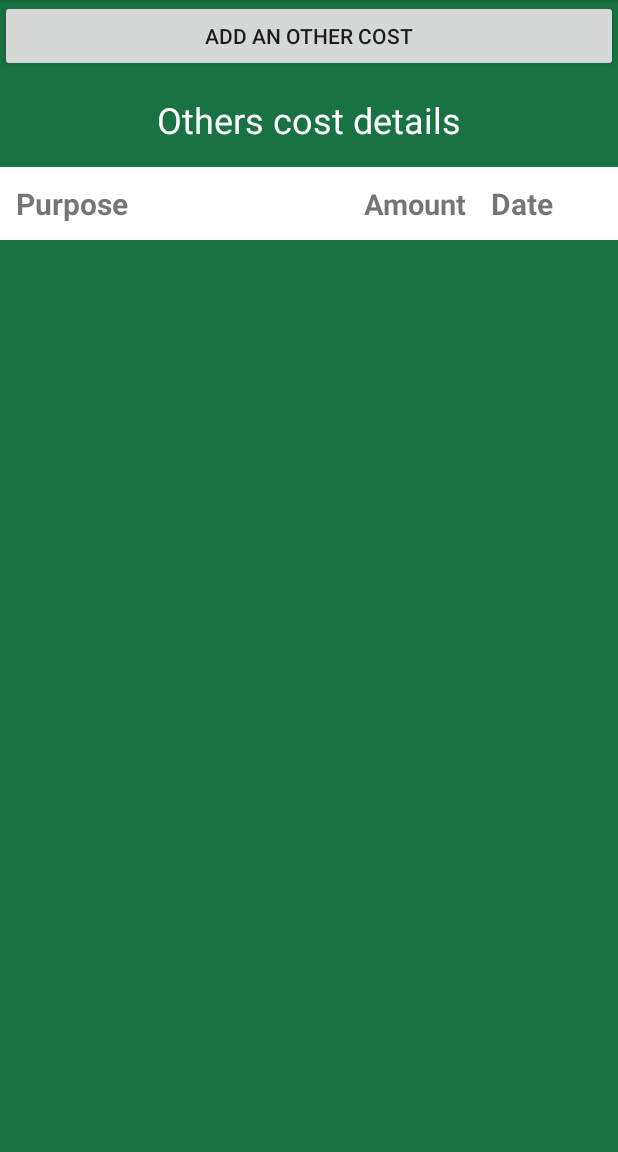
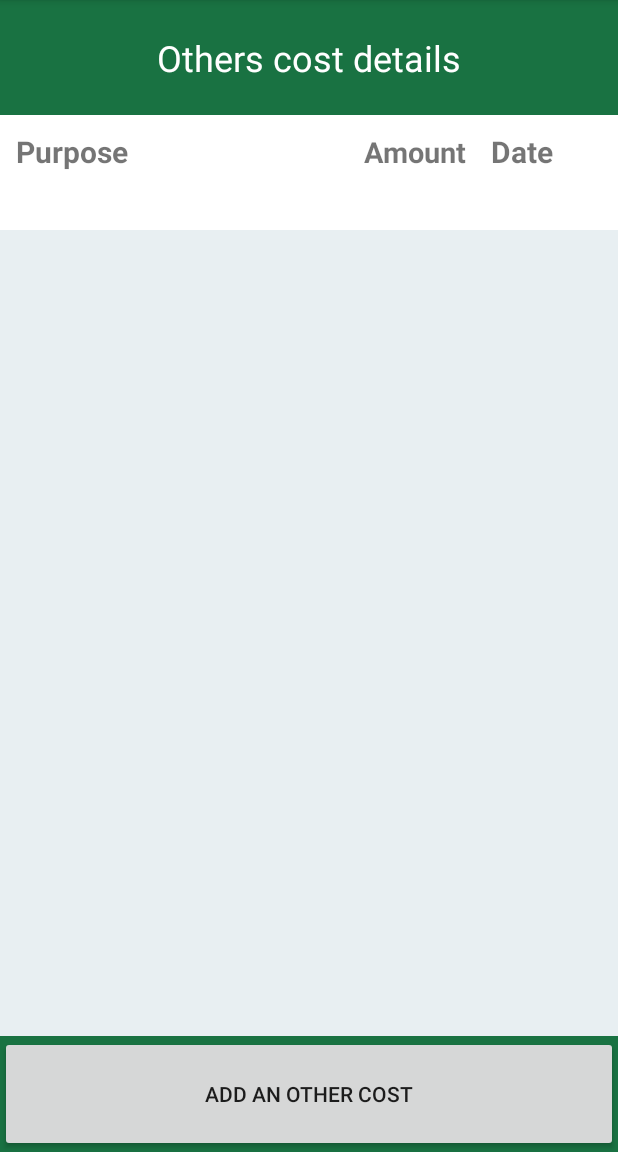
Before and after one commit to mehedisunny/hishab-nikash, an Android app: the OthersCostActivity screen opened directly, with no data from a screen before it, on a phone screen of 412 x 824 dp, the part 84-1236 px from its top. Run offline under Robolectric (Android 15) with nearby library versions, the phone set to English and light mode, and no system bars.

Commit message:
Change on Othercost Activity and DbHelper for fetching current month data

```diff
--- a/app/src/main/java/com/example/mehedi/hishabnikash/DbHelper.java
+++ b/app/src/main/java/com/example/mehedi/hishabnikash/DbHelper.java
@@ -24,6 +24,8 @@ public class DbHelper extends SQLiteOpenHelper {
     private static final String ID_TONG_DOKAN   = "_id";
     private static final String ID_VEHICLE_COST = "_id";
 
+
+    // query for table savings plan
     private static final String CREATE_TBL_SAVINGS_PLAN= "CREATE TABLE "+TBL_SAVINGS_PLAN+"(\n" +
             "   _ID INTEGER PRIMARY KEY AUTOINCREMENT,\n" +
             "   EXPECTED_AMOUNT INT NOT NULL,\n" +
@@ -32,6 +34,7 @@ public class DbHelper extends SQLiteOpenHelper {
             "   YEAR INT\n" +
             ");";
 
+    // query for table others cost
     private static final String CREATE_TBL_OTHERS_COST = "CREATE TABLE "+TBL_OTHERS_COST+"(\n" +
             "   _ID INTEGER PRIMARY KEY AUTOINCREMENT,\n" +
             "   PURPOSE VARCHAR(255) NOT NULL,\n" +
@@ -41,6 +44,8 @@ public class DbHelper extends SQLiteOpenHelper {
             "   YEAR INT\n" +
             ");";
 
+
+    // query for table tong dokan
     private static final String CREATE_TBL_TONG_DOKAN = "CREATE TABLE "+TBL_TONG_DOKAN+"(\n" +
             "   _ID INTEGER PRIMARY KEY AUTOINCREMENT,\n" +
             "   AMOUNT INT NOT NULL,\n" +
@@ -49,6 +54,7 @@ public class DbHelper extends SQLiteOpenHelper {
             "   YEAR INT\n" +
             ");";
 
+    // query for table vehicle cost
     private static final String CREATE_TBL_VEHICLE_COST = "CREATE TABLE "+TBL_VEHICLE_COST+"(\n" +
             "   _ID INTEGER PRIMARY KEY AUTOINCREMENT,\n" +
             "   START_POINT VARCHAR(100) NOT NULL,\n" +
@@ -61,6 +67,7 @@ public class DbHelper extends SQLiteOpenHelper {
             ");";
 
 
+    // class constructor
     public DbHelper(Context context) {
         super(context, DB_NAME, null, DB_VERSION);
 
@@ -85,6 +92,11 @@ public class DbHelper extends SQLiteOpenHelper {
         onCreate(sqLiteDatabase);
     }
 
+    /*
+    * this method is responsible for adding savings plan in the database
+    * @param SavingsPlanHolder object
+    * @return long (last inserted id)
+    * */
     public long addSavingsPlan (SavingsPlanHolder savingsPlanHolder) {
         SQLiteDatabase db = this.getWritableDatabase();
 
@@ -98,6 +110,11 @@ public class DbHelper extends SQLiteOpenHelper {
         return insertedID;
     }
 
+    /*
+    * this method is responsible for checking if already a savings plan has enrolled for the current month
+    * @param month(int), year(int)
+    * @return Cursor object (single row)
+    * */
     public Cursor checkSavingsPlan (int month, int year) {
         SQLiteDatabase db = this.getWritableDatabase();
 
@@ -105,12 +122,22 @@ public class DbHelper extends SQLiteOpenHelper {
         return cursor;
     }
 
+    /*
+    *  this method is responsible for fetching all the savings plan from the database
+    *  @param void
+    *  @return Cursor object (all the row in descending order)
+    * */
     public Cursor getAllSavingsPlan () {
         SQLiteDatabase db = this.getWritableDatabase();
         Cursor cursor = db.query(TBL_SAVINGS_PLAN, null, null,null,null,null, "_ID DESC");
         return cursor;
     }
 
+    /*
+    * this method is responsible for updating existing entry for the current month
+    * @param SavingsPlanHolder object
+    * @return void (just updating an existing row)
+    * */
     public void updateSavingsPlan (SavingsPlanHolder savingsPlanHolder) {
         SQLiteDatabase db = this.getWritableDatabase();
         ContentValues contentValues = new ContentValues();
@@ -119,6 +146,11 @@ public class DbHelper extends SQLiteOpenHelper {
         db.update(TBL_SAVINGS_PLAN, contentValues, "MONTH = ? AND YEAR = ?", new String[] {savingsPlanHolder.getMonth()+"", savingsPlanHolder.getYear()+""});
     }
 
+    /*
+    * this method is responsible for storing other cost in the database
+    * @param OtherCostHolder object
+    * @return long (the last inserted id)
+    * */
     public long addOtherCost (OtherCostHolder otherCostHolder) {
         SQLiteDatabase db = this.getWritableDatabase();
         ContentValues contentValues = new ContentValues();
@@ -132,11 +164,16 @@ public class DbHelper extends SQLiteOpenHelper {
         return id;
     }
 
-    public ArrayList<OtherCostHolder> getAllOthersCost() {
+    /*
+     * this method is responsible for fetching all the results for the current month
+     * @param currentMonth(int), currentYear(int)
+     * @return ArrayList<OtherCostHolder> object (cost list);
+     * */
+    public ArrayList<OtherCostHolder> getAllOthersCost(int currentMonth, int currentYear) {
         ArrayList<OtherCostHolder> costList = new ArrayList<>();
 
         SQLiteDatabase db = this.getWritableDatabase();
-        Cursor cursor = db.query(TBL_OTHERS_COST, null, null,null,null,null, "_ID DESC");
+        Cursor cursor = db.query(TBL_OTHERS_COST, null, "MONTH = ? AND YEAR = ?",new String[] {currentMonth+"", currentYear+""},null,null, "_ID DESC");
         while (cursor.moveToNext()) {
             int id = Integer.parseInt(cursor.getString(cursor.getColumnIndex("_ID")));
             String purpose = cursor.getString(cursor.getColumnIndex("PURPOSE"));
--- a/app/src/main/java/com/example/mehedi/hishabnikash/OthersCostActivity.java
+++ b/app/src/main/java/com/example/mehedi/hishabnikash/OthersCostActivity.java
@@ -32,11 +32,18 @@ public class OthersCostActivity extends AppCompatActivity implements View.OnClic
     Button btnAddCost;
     View dialogView;
     DbHelper dbHelper;
+    Calendar calendar;
+    int year;
+    int month;
 
     @Override
     protected void onCreate(Bundle savedInstanceState) {
         super.onCreate(savedInstanceState);
         setContentView(R.layout.activity_others_cost);
+
+        calendar = Calendar.getInstance();
+        year = calendar.get(Calendar.YEAR);
+        month = calendar.get(Calendar.MONTH);
 
         init();
 
@@ -56,7 +63,7 @@ public class OthersCostActivity extends AppCompatActivity implements View.OnClic
 
     @SuppressLint("ShowToast")
     public void setOtherCostList() {
-        ArrayList<OtherCostHolder> costList = dbHelper.getAllOthersCost();
+        ArrayList<OtherCostHolder> costList = dbHelper.getAllOthersCost(month+1, year);
         OthersCostAdapter savingsAdapter = new OthersCostAdapter(this, costList);
         othersCostListView.setAdapter(savingsAdapter);
         savingsAdapter.notifyDataSetChanged();
--- a/app/src/main/res/layout/activity_others_cost.xml
+++ b/app/src/main/res/layout/activity_others_cost.xml
@@ -6,26 +6,23 @@
     android:layout_height="match_parent"
     android:orientation="vertical"
     android:background="#197242"
-    tools:context=".OthersCostActivity">
-
-    <Button
-        android:id="@+id/otherCostAddAmount"
-        android:layout_width="match_parent"
-        android:text="Add an other cost"
-        android:layout_height="wrap_content" />
+    tools:context=".OthersCostActivity"
+    android:weightSum="10">
 
     <TextView
         android:layout_width="match_parent"
-        android:layout_height="wrap_content"
+        android:layout_height="0dp"
         android:text="Others cost details"
         android:textColor="#fff"
         android:gravity="center"
         android:textSize="24sp"
+        android:layout_weight="1"
         android:padding="15dp"/>
 
     <LinearLayout
+        android:layout_weight="1"
         android:layout_width="match_parent"
-        android:layout_height="wrap_content"
+        android:layout_height="0dp"
         android:orientation="horizontal"
         android:background="#fff"
         android:weightSum="5"
@@ -66,10 +63,18 @@
     <ListView
         android:id="@+id/otherCostListView"
         android:layout_width="match_parent"
-        android:layout_height="wrap_content"
+        android:layout_height="0dp"
         android:background="#e8eff2"
+        android:layout_weight="7"
         >
 
     </ListView>
 
+    <Button
+        android:id="@+id/otherCostAddAmount"
+        android:layout_width="match_parent"
+        android:text="Add an other cost"
+        android:layout_height="0dp"
+        android:layout_weight="1"/>
+
 </LinearLayout>
```
Also changed, not shown: app/src/main/res/layout/activity_savings_plan.xml (+9 -12 lines).
